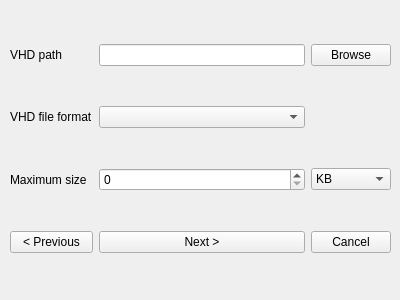
Qt form ui/NewVM.ui (Tech-FZ/EmuGUI) before a commit.
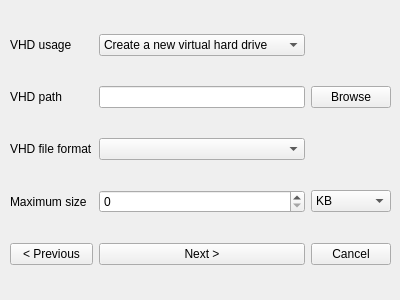
The same form after that commit. The open tabs and pages were chosen to show the change.

Commit message: Now asks for VHD usage beforehand

```diff
--- a/ui/NewVM.ui
+++ b/ui/NewVM.ui
@@ -1597,7 +1597,88 @@
       </rect>
      </property>
      <layout class="QGridLayout" name="gridLayout_5">
+      <item row="4" column="0">
+       <widget class="QPushButton" name="pushButton_16">
+        <property name="text">
+         <string>&lt; Previous</string>
+        </property>
+       </widget>
+      </item>
       <item row="1" column="1">
+       <widget class="QLineEdit" name="lineEdit_6"/>
+      </item>
+      <item row="4" column="2">
+       <widget class="QPushButton" name="pushButton_15">
+        <property name="text">
+         <string>Cancel</string>
+        </property>
+       </widget>
+      </item>
+      <item row="3" column="1">
+       <widget class="QSpinBox" name="spinBox_4">
+        <property name="maximum">
+         <number>214748368</number>
+        </property>
+        <property name="value">
+         <number>0</number>
+        </property>
+       </widget>
+      </item>
+      <item row="1" column="0">
+       <widget class="QLabel" name="label_13">
+        <property name="text">
+         <string>VHD path</string>
+        </property>
+       </widget>
+      </item>
+      <item row="3" column="0">
+       <widget class="QLabel" name="label_15">
+        <property name="text">
+         <string>Maximum size</string>
+        </property>
+       </widget>
+      </item>
+      <item row="1" column="2">
+       <widget class="QPushButton" name="pushButton_13">
+        <property name="text">
+         <string>Browse</string>
+        </property>
+       </widget>
+      </item>
+      <item row="3" column="2">
+       <widget class="QComboBox" name="comboBox_9">
+        <item>
+         <property name="text">
+          <string>KB</string>
+         </property>
+        </item>
+        <item>
+         <property name="text">
+          <string>MB</string>
+         </property>
+        </item>
+        <item>
+         <property name="text">
+          <string>GB</string>
+         </property>
+        </item>
+       </widget>
+      </item>
+      <item row="4" column="1">
+       <widget class="QPushButton" name="pushButton_14">
+        <property name="text">
+         <string>Next &gt;</string>
+        </property>
+       </widget>
+      </item>
+      <item row="2" column="0">
+       <widget class="QLabel" name="label_14">
+        <property name="text">
+         <string>VHD file format</string>
+        </property>
+       </widget>
+      </item>
+      <item row="2" column="1">
        <widget class="QComboBox" name="comboBox_8">
         <property name="placeholderText">
          <string>(Please select a file format)</string>
@@ -1649,63 +1730,18 @@
         </item>
        </widget>
       </item>
-      <item row="3" column="0">
-       <widget class="QPushButton" name="pushButton_16">
-        <property name="text">
-         <string>&lt; Previous</string>
-        </property>
-       </widget>
-      </item>
-      <item row="3" column="2">
-       <widget class="QPushButton" name="pushButton_15">
-        <property name="text">
-         <string>Cancel</string>
-        </property>
-       </widget>
-      </item>
       <item row="0" column="0">
-       <widget class="QLabel" name="label_13">
+       <widget class="QLabel" name="label_20">
         <property name="text">
-         <string>VHD path</string>
+         <string>VHD usage</string>
         </property>
        </widget>
       </item>
       <item row="0" column="1">
-       <widget class="QLineEdit" name="lineEdit_6"/>
-      </item>
-      <item row="0" column="2">
-       <widget class="QPushButton" name="pushButton_13">
-        <property name="text">
-         <string>Browse</string>
-        </property>
-       </widget>
-      </item>
-      <item row="1" column="0">
-       <widget class="QLabel" name="label_14">
-        <property name="text">
-         <string>VHD file format</string>
-        </property>
-       </widget>
-      </item>
-      <item row="3" column="1">
-       <widget class="QPushButton" name="pushButton_14">
-        <property name="text">
-         <string>Next &gt;</string>
-        </property>
-       </widget>
-      </item>
-      <item row="2" column="0">
-       <widget class="QLabel" name="label_15">
-        <property name="text">
-         <string>Maximum size</string>
-        </property>
-       </widget>
-      </item>
-      <item row="2" column="2">
-       <widget class="QComboBox" name="comboBox_9">
+       <widget class="QComboBox" name="comboBox_18">
         <item>
          <property name="text">
-          <string>KB</string>
+          <string>Create a new virtual hard drive</string>
          </property>
         </item>
         <item>
@@ -1720,16 +1756,6 @@
         </item>
        </widget>
       </item>
-      <item row="2" column="1">
-       <widget class="QSpinBox" name="spinBox_4">
-        <property name="maximum">
-         <number>214748368</number>
-        </property>
-        <property name="value">
-         <number>0</number>
-        </property>
-       </widget>
-      </item>
      </layout>
     </widget>
    </widget>
```
Left out of the diff: 6 changed lines with no effect on the pictures. The commit also changes 14 other files.
